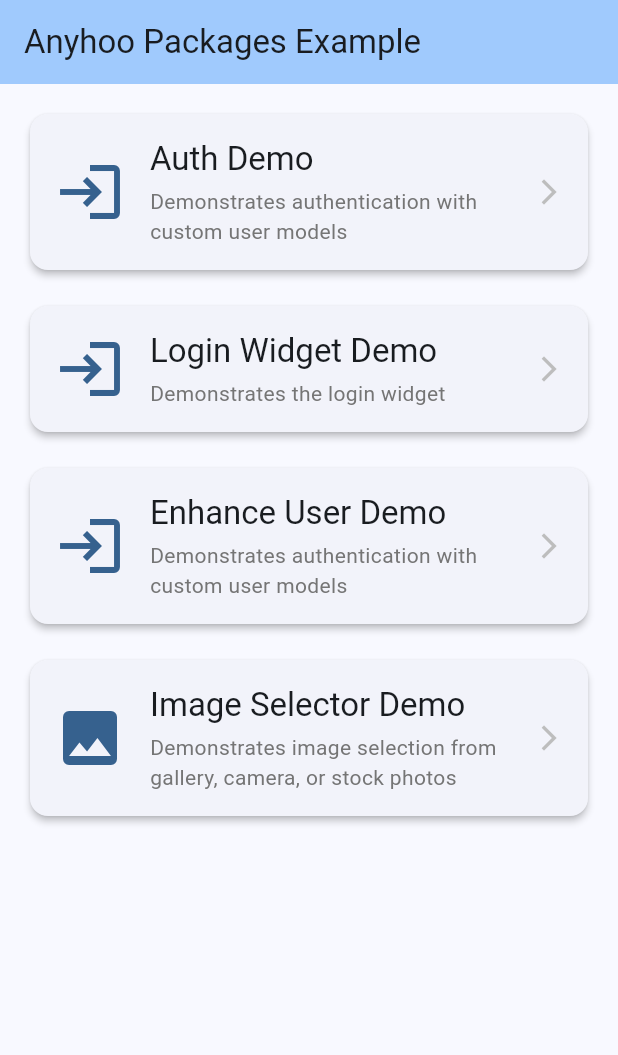
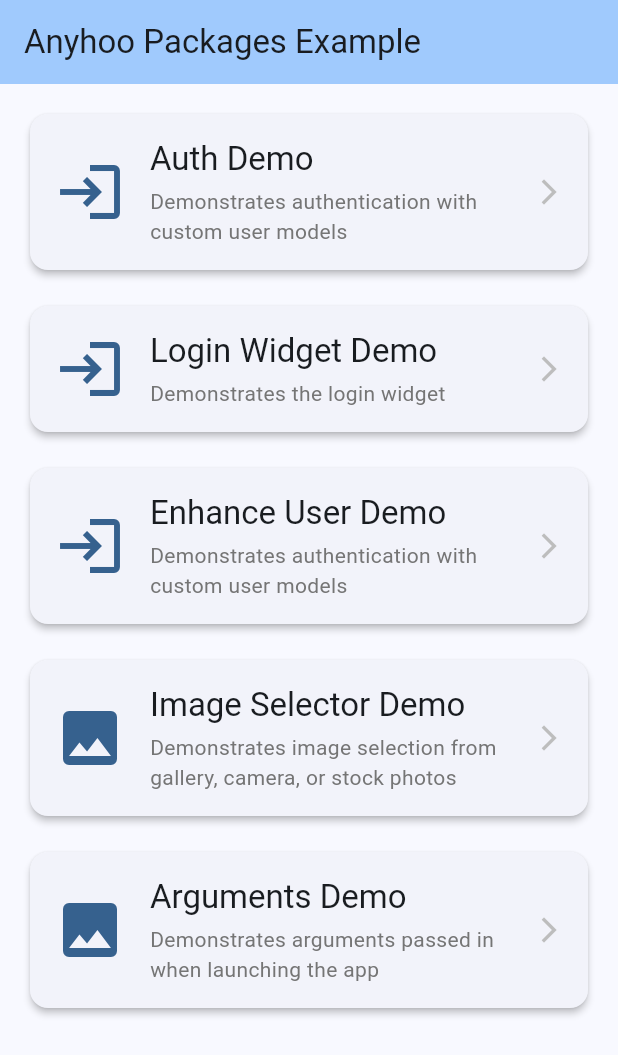
Before and after one commit to Anyhoosolutions/flutter_platform_kit, a Flutter app: the screen it shows after launch, on a phone screen of 412 x 824 dp. Shown: the top 1055 px of the screen. Run offline on Flutter 3.47's test engine with Material 3 defaults, Android fonts, the phone set to English and light mode, and no system bars; our stand-ins replace cloud_firestore, cross_file, dotted_border, firebase_auth, flutter_bloc, flutter_form_builder and 5 more; missing offline and left inert: device_frame_plus, flutter_launch_arguments, widgetbook, widgetbook_annotation; accounts and stored records are empty.

Commit message:
Start app arguments (#9)

```diff
--- a/example_app/lib/main.dart
+++ b/example_app/lib/main.dart
@@ -1,3 +1,4 @@
+import 'package:anyhoo_core/arguments_parser.dart';
 import 'package:example_app/models/example_user_converter.dart';
 import 'package:flutter/material.dart';
 import 'package:flutter_bloc/flutter_bloc.dart';
@@ -11,6 +12,7 @@ void main() {
   // Set up the auth service with mock implementation
   final authService = createMockAuthService();
   final converter = ExampleUserConverter();
+
   runApp(MyApp(authService: authService, converter: converter));
 }
 
@@ -22,13 +24,22 @@ class MyApp extends StatelessWidget {
 
   @override
   Widget build(BuildContext context) {
+    return FutureBuilder(
+      future: ArgumentsParser.getArguments(),
+      builder: (context, snapshot) {
+        final arguments = snapshot.data;
+        if (arguments == null) {
+          return const Center(child: CircularProgressIndicator());
+        }
         return BlocProvider(
           create: (_) => AuthCubit<ExampleUser>(authService: authService, converter: converter),
           child: MaterialApp(
             title: 'Anyhoo Packages Example',
             theme: ThemeData(colorScheme: ColorScheme.fromSeed(seedColor: Colors.blue), useMaterial3: true),
-        home: const HomePage(),
+            home: HomePage(arguments: arguments),
           ),
+        );
+      },
     );
   }
 }
--- /dev/null
+++ b/example_app/lib/pages/arguments_demo_page.dart
@@ -0,0 +1,21 @@
+import 'package:anyhoo_core/models/arguments.dart';
+import 'package:flutter/material.dart';
+
+class ArgumentsDemoPage extends StatelessWidget {
+  final Arguments arguments;
+  const ArgumentsDemoPage({super.key, required this.arguments});
+
+  @override
+  Widget build(BuildContext context) {
+    return Scaffold(
+      appBar: AppBar(title: const Text('Arguments Demo')),
+      body: SingleChildScrollView(
+        padding: const EdgeInsets.all(24),
+        child: Column(
+          crossAxisAlignment: CrossAxisAlignment.stretch,
+          children: [Text('Arguments: ${arguments.toString()}')],
+        ),
+      ),
+    );
+  }
+}
--- a/example_app/lib/pages/home_page.dart
+++ b/example_app/lib/pages/home_page.dart
@@ -1,8 +1,10 @@
 import 'package:anyhoo_auth/cubit/auth_cubit.dart';
 import 'package:anyhoo_auth/widgets/login_widget.dart';
+import 'package:anyhoo_core/models/arguments.dart';
 import 'package:anyhoo_core/models/auth_user.dart';
 import 'package:example_app/models/example_user.dart';
 import 'package:example_app/models/example_user_converter.dart';
+import 'package:example_app/pages/arguments_demo_page.dart';
 import 'package:example_app/pages/enhance_user_demo_page.dart';
 import 'package:example_app/services/mock_auth_service.dart';
 import 'package:example_app/services/mock_enhance_user_service.dart';
@@ -13,7 +15,9 @@ import 'image_selector_demo_page.dart';
 
 /// Home page that serves as a navigation hub for package demos.
 class HomePage extends StatelessWidget {
-  const HomePage({super.key});
+  final Arguments arguments;
+
+  const HomePage({super.key, required this.arguments});
 
   @override
   Widget build(BuildContext context) {
@@ -91,6 +95,15 @@ class HomePage extends StatelessWidget {
               Navigator.push(context, MaterialPageRoute(builder: (_) => const ImageSelectorDemoPage()));
             },
           ),
+          const SizedBox(height: 16),
+          _DemoCard(
+            title: 'Arguments Demo',
+            description: 'Demonstrates arguments passed in when launching the app',
+            icon: Icons.image,
+            onTap: () {
+              Navigator.push(context, MaterialPageRoute(builder: (_) => ArgumentsDemoPage(arguments: arguments)));
+            },
+          ),
         ],
       ),
     );
--- a/packages/anyhoo_core/lib/anyhoo_core.dart
+++ b/packages/anyhoo_core/lib/anyhoo_core.dart
@@ -5,3 +5,5 @@
 library anyhoo_core;
 
 export 'models/auth_user.dart';
+export 'models/arguments.dart';
+export 'arguments_parser.dart';
--- /dev/null
+++ b/packages/anyhoo_core/lib/arguments_parser.dart
@@ -0,0 +1,115 @@
+import 'package:anyhoo_core/models/arguments.dart';
+import 'package:flutter/foundation.dart';
+import 'package:flutter_launch_arguments/flutter_launch_arguments.dart';
+import 'package:logging/logging.dart';
+
+class ArgumentsParser {
+  static final _log = Logger('ArgumentsParser');
+
+  static Future<Arguments> getArguments() async {
+    final fla = kIsWeb ? null : FlutterLaunchArguments();
+
+    final arguments = Arguments(
+      currentTime: await getCurrentTime(fla),
+      location: await getLocation(fla),
+      logoutAtStartup: await getLogoutAtStartup(fla),
+      loginAtStartup: await getLoginAtStartup(fla),
+      userEmail: await getUserEmail(fla),
+      userPassword: await getUserPassword(fla),
+      useFakeData: await getUseFakeData(fla),
+      useFirebaseEmulator: await getUseFirebaseEmulator(fla),
+    );
+    _log.info('!! Arguments: $arguments');
+    _log.info('!! shouldUseFirebaseEmulator(): ${arguments.shouldUseFirebaseEmulator()}');
+    return arguments;
+  }
+
+  static Future<DateTime?> getCurrentTime(FlutterLaunchArguments? fla) async {
+    final currentTimeString = await fla?.getString('currentTime');
+    DateTime? currentTime = currentTimeString != null ? DateTime.tryParse(currentTimeString) : null;
+    if (currentTime == null) {
+      const tmp = String.fromEnvironment('CURRENT_TIME');
+      if (tmp.isNotEmpty) {
+        currentTime = DateTime.tryParse(tmp);
+      }
+    }
+    return currentTime;
+  }
+
+  static Future<String?> getLocation(FlutterLaunchArguments? fla) async {
+    var location = await fla?.getString('location');
+    if (location == null) {
+      const tmp = String.fromEnvironment('LOCATION');
+      if (tmp.isNotEmpty) {
+        location = tmp;
+      }
+    }
+    return location;
+  }
+
+  static Future<bool> getLogoutAtStartup(FlutterLaunchArguments? fla) async {
+    var logout = await fla?.getBool('logout') ?? false;
+    if (logout == false) {
+      const tmp = String.fromEnvironment('LOGOUT');
+      if (tmp == 'true') {
+        logout = true;
+      }
+    }
+    return logout;
+  }
+
+  static Future<bool> getLoginAtStartup(FlutterLaunchArguments? fla) async {
+    var login = await fla?.getBool('login') ?? false;
+    if (login == false) {
+      const tmp = String.fromEnvironment('LOGIN');
+      if (tmp == 'true') {
+        login = true;
+      }
+    }
+    return login;
+  }
+
+  static Future<String?> getUserEmail(FlutterLaunchArguments? fla) async {
+    var userEmail = await fla?.getString('userEmail');
+    if (userEmail == null) {
+      const tmp = String.fromEnvironment('USER_EMAIL');
+      if (tmp.isNotEmpty) {
+        userEmail = tmp;
+      }
+    }
+    return userEmail;
+  }
+
+  static Future<String?> getUserPassword(FlutterLaunchArguments? fla) async {
+    var userPassword = await fla?.getString('userPassword');
+    if (userPassword == null) {
+      const tmp = String.fromEnvironment('USER_PASSWORD');
+      if (tmp.isNotEmpty) {
+        userPassword = tmp;
+      }
+    }
+    return userPassword;
+  }
+
+  static Future<bool> getUseFakeData(FlutterLaunchArguments? fla) async {
+    var useFakeData = await fla?.getBool('useFakeData') ?? false;
+    if (useFakeData == false) {
+      const tmp = String.fromEnvironment('USE_FAKE_DATA');
+      if (tmp.isNotEmpty) {
+        useFakeData = tmp == 'true';
+      }
+    }
+    return useFakeData;
+  }
+
+  static Future<bool?> getUseFirebaseEmulator(FlutterLaunchArguments? fla) async {
+    var useFirebaseEmulator = await fla?.getBool('useFirebaseEmulator');
+    if (useFirebaseEmulator == null) {
+      const tmp = String.fromEnvironment('USE_FIREBASE_EMULATOR');
+      if (tmp.isNotEmpty) {
+        useFirebaseEmulator = tmp == 'true';
+      }
+    }
+    return useFirebaseEmulator;
+  }
+}
--- /dev/null
+++ b/packages/anyhoo_core/lib/models/arguments.dart
@@ -0,0 +1,38 @@
+// ignore_for_file: invalid_annotation_target
+
+import 'package:flutter/foundation.dart';
+import 'package:freezed_annotation/freezed_annotation.dart';
+import 'package:logging/logging.dart';
+
+part 'arguments.freezed.dart';
+
+final _log = Logger('Arguments');
+
+@freezed
+sealed class Arguments with _$Arguments {
+  const factory Arguments({
+    // @Default(false) bool useTestDb,
+    @Default(false) bool useFakeData,
+    @Default(false) bool useDeviceEmulator,
+    @Default(null) DateTime? currentTime,
+    @Default(null) String? location,
+    @Default(false) bool logoutAtStartup,
+    @Default(false) bool loginAtStartup,
+    @Default(null) String? userEmail,
+    @Default(null) String? userPassword,
+    bool? useFirebaseEmulator,
+  }) = _Arguments;
+
+  // ignore: unused_element
+  const Arguments._();
+
+  bool shouldUseFirebaseEmulator() {
+    _log.info('!! useFirebaseEmulator: $useFirebaseEmulator');
+    if (useFirebaseEmulator != null) {
+      return useFirebaseEmulator!;
+    }
+    _log.info('!! kDebugMode: $kDebugMode');
+    final isEnabled = (kDebugMode);
+    return isEnabled;
+  }
+}
--- a/packages/anyhoo_core/pubspec.yaml
+++ b/packages/anyhoo_core/pubspec.yaml
@@ -9,8 +9,13 @@ environment:
   flutter: ">=1.17.0"
 
 dependencies:
+  build_runner: ^2.10.4
   flutter:
     sdk: flutter
+  flutter_launch_arguments: ^1.0.1
+  freezed: ^3.2.3
+  freezed_annotation: ^3.1.0
+  logging: ^1.3.0
 
 dev_dependencies:
   flutter_test:
```
Also changed, not shown: packages/anyhoo_core/lib/models/arguments.freezed.dart (added), 5 other files. Lines whose indentation alone changed are shown as unchanged.
